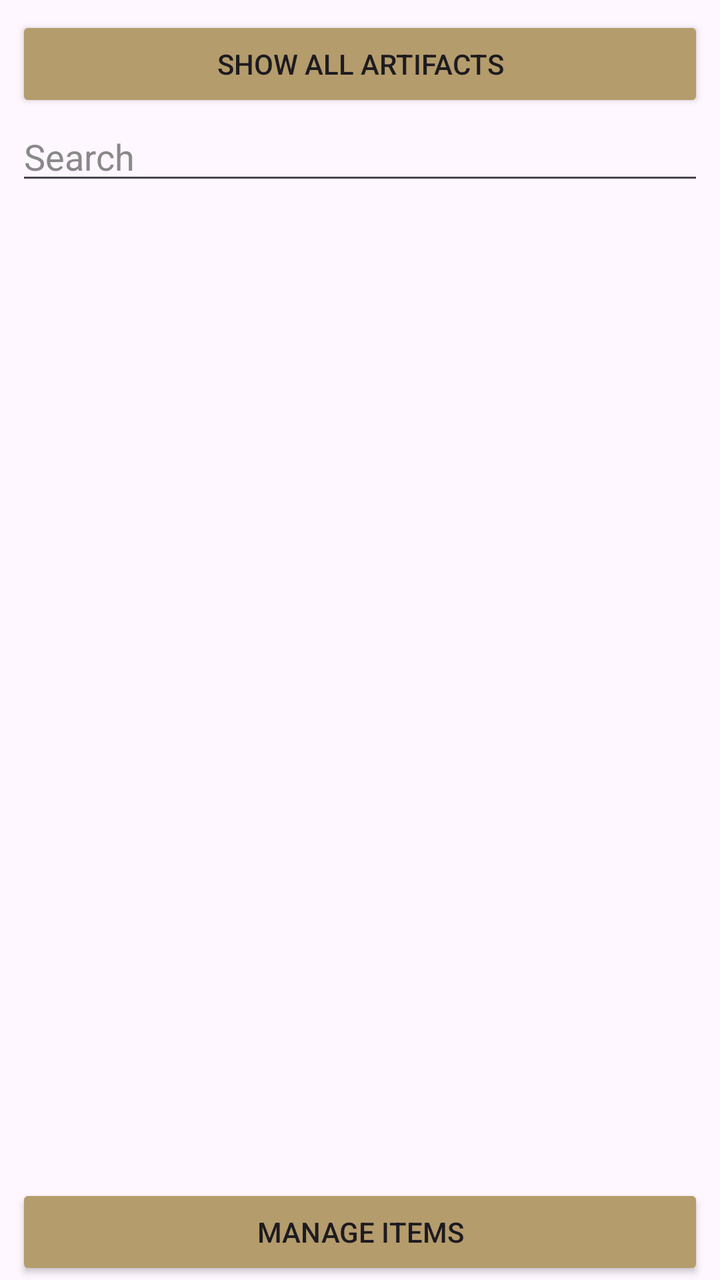
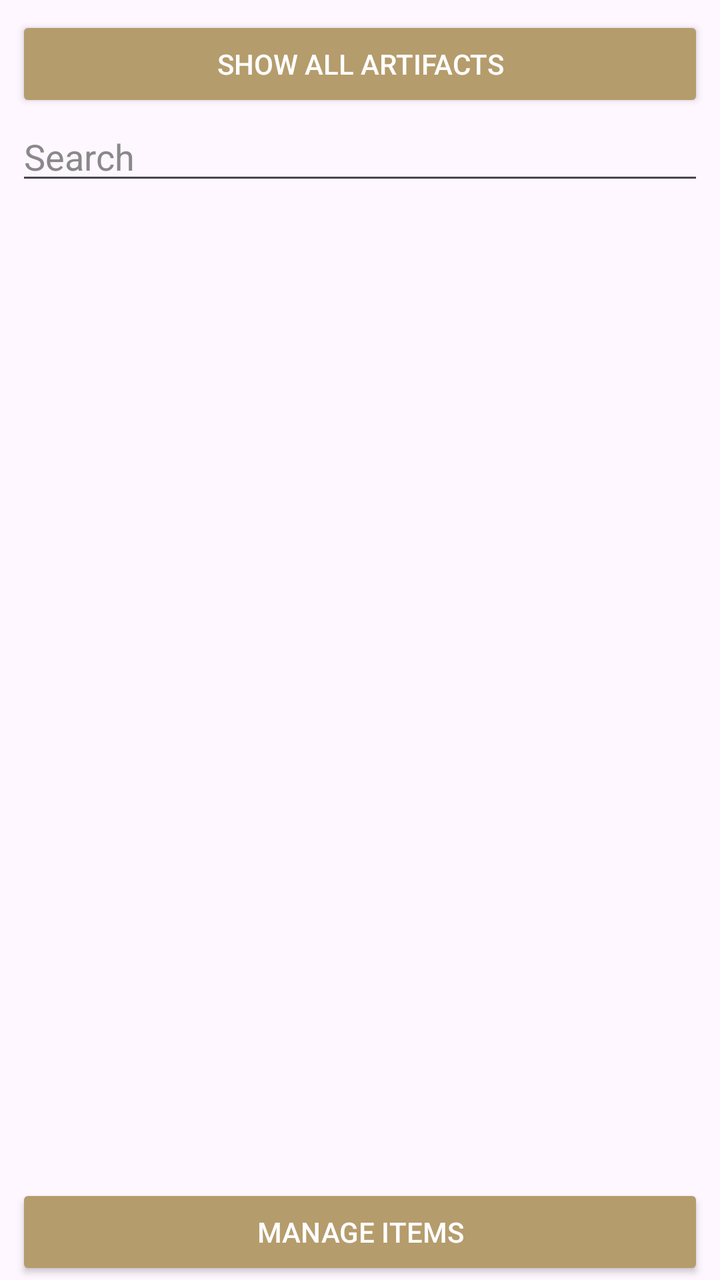

Before-and-after screenshots of an Android layout around one commit, followed by the original layout XML and the change that was made.
<!-- AndroidManifest.xml: application theme Theme.B07DemoSummer2024 -->
<!-- res/layout/activity_home_fragment.xml -->
<?xml version="1.0" encoding="utf-8"?>
<androidx.constraintlayout.widget.ConstraintLayout xmlns:android="http://schemas.android.com/apk/res/android"
    xmlns:app="http://schemas.android.com/apk/res-auto"
    xmlns:tools="http://schemas.android.com/tools"
    android:layout_width="match_parent"
    android:layout_height="match_parent"
    tools:context=".HomeFragment">

    <Button
        android:id="@+id/buttonFilterSaved"
        android:layout_width="0dp"
        android:layout_height="wrap_content"
        android:layout_marginStart="8dp"
        android:layout_marginTop="8dp"
        android:layout_marginEnd="8dp"
        android:backgroundTint="@color/lightgold"
        android:text="@string/show_all"
        app:layout_constraintEnd_toEndOf="parent"
        app:layout_constraintHorizontal_bias="0.0"
        app:layout_constraintStart_toStartOf="parent"
        app:layout_constraintTop_toTopOf="parent" />

    <Button
        android:id="@+id/buttonManageItems"
        android:layout_width="0dp"
        android:layout_height="wrap_content"
        android:layout_marginStart="8dp"
        android:layout_marginEnd="8dp"
        android:backgroundTint="@color/lightgold"
        android:text="@string/manage_items"
        app:layout_constraintBottom_toBottomOf="parent"
        app:layout_constraintEnd_toEndOf="parent"
        app:layout_constraintHorizontal_bias="0.0"
        app:layout_constraintStart_toStartOf="parent" />

    <androidx.recyclerview.widget.RecyclerView
        android:id="@+id/artifactCardGrid"
        android:layout_width="0dp"
        android:layout_height="0dp"
        android:layout_marginTop="8dp"
        android:layout_marginBottom="8dp"
        app:layout_constraintBottom_toTopOf="@+id/buttonManageItems"
        app:layout_constraintEnd_toEndOf="parent"
        app:layout_constraintHorizontal_bias="1.0"
        app:layout_constraintStart_toStartOf="parent"
        app:layout_constraintTop_toBottomOf="@+id/homeSearchEditText"
        app:layout_constraintVertical_bias="1.0" />

    <EditText
        android:id="@+id/homeSearchEditText"
        android:layout_width="0dp"
        android:layout_height="wrap_content"
        android:layout_marginStart="8dp"
        android:layout_marginEnd="8dp"
        android:ems="10"
        android:hint="@android:string/search_go"
        android:inputType="text"
        android:textColor="@color/white"
        android:textColorHint="@color/editor_hint"
        app:layout_constraintEnd_toEndOf="parent"
        app:layout_constraintStart_toStartOf="parent"
        app:layout_constraintTop_toBottomOf="@+id/buttonFilterSaved" />

</androidx.constraintlayout.widget.ConstraintLayout>
<!-- resources referenced by this layout -->
<resources>
  <color name="editor_hint">#FF898989</color>
  <color name="lightgold">#B59C6C</color>
  <color name="white">#FFFFFFFF</color>
  <string name="manage_items">Manage Items</string>
  <string name="show_all">Show All Artifacts</string>
  <style name="Theme.B07DemoSummer2024" parent="Base.Theme.B07DemoSummer2024" />
  <style name="Base.Theme.B07DemoSummer2024" parent="Theme.Material3.DayNight.NoActionBar">
          
          
          <item name="android:statusBarColor">@color/softblack</item>
          <item name="android:navigationBarColor">@color/softblack</item>
      </style>
  <color name="softblack">#161515</color>
</resources>

<!-- the commit's change to res/layout/activity_home_fragment.xml (unified diff, before → after) -->
@@ -15,6 +15,7 @@
         android:layout_marginEnd="8dp"
         android:backgroundTint="@color/lightgold"
         android:text="@string/show_all"
+        android:textColor="@color/white"
         app:layout_constraintEnd_toEndOf="parent"
         app:layout_constraintHorizontal_bias="0.0"
         app:layout_constraintStart_toStartOf="parent"
@@ -28,6 +29,7 @@
         android:layout_marginEnd="8dp"
         android:backgroundTint="@color/lightgold"
         android:text="@string/manage_items"
+        android:textColor="@color/white"
         app:layout_constraintBottom_toBottomOf="parent"
         app:layout_constraintEnd_toEndOf="parent"
         app:layout_constraintHorizontal_bias="0.0"
